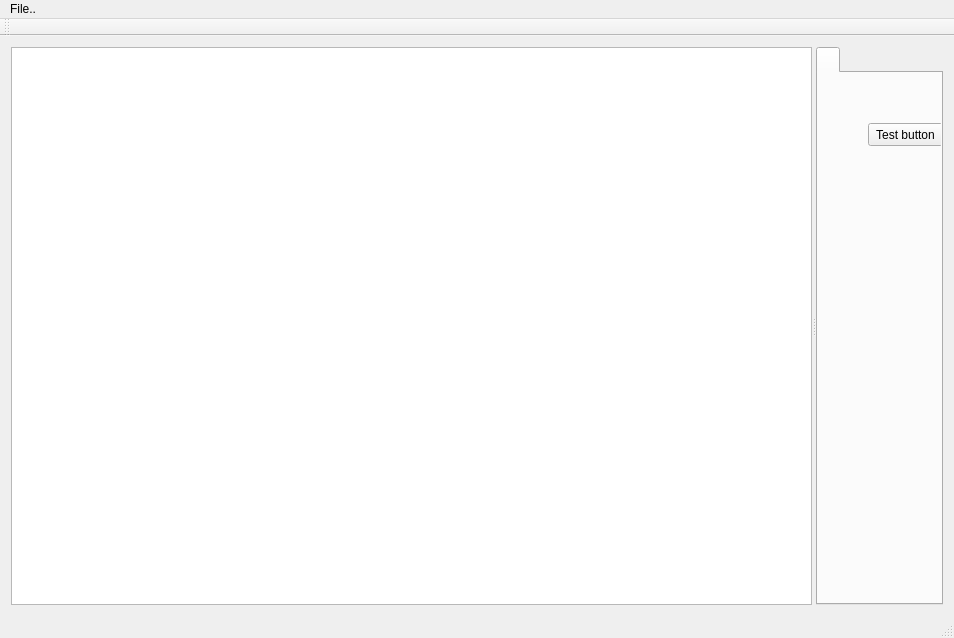
This is SourceCode/Modelviewer/modelviewerwindow.ui in Wapajama/ZMasher as Qt 5 draws it before an edit. The edited form follows.
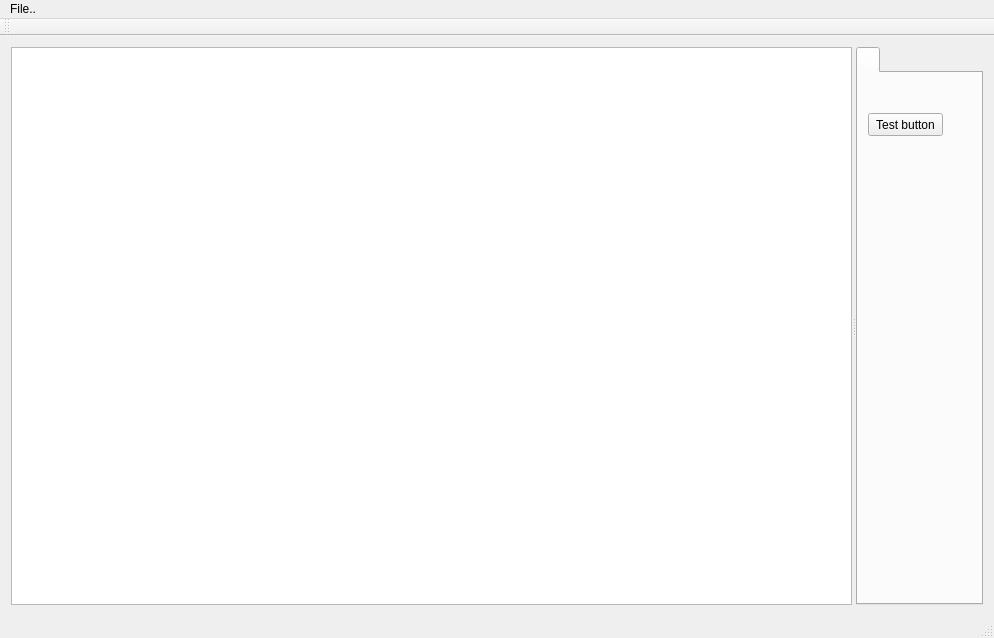
This is the edited form.

What changed in the file:
```diff
--- a/SourceCode/Modelviewer/modelviewerwindow.ui
+++ b/SourceCode/Modelviewer/modelviewerwindow.ui
@@ -6,7 +6,7 @@
    <rect>
     <x>0</x>
     <y>0</y>
-    <width>954</width>
+    <width>994</width>
     <height>638</height>
    </rect>
   </property>
@@ -22,28 +22,28 @@
       </property>
       <widget class="QGraphicsView" name="graphicsView">
        <property name="sizePolicy">
-        <sizepolicy hsizetype="Expanding" vsizetype="Preferred">
-         <horstretch>0</horstretch>
-         <verstretch>0</verstretch>
-        </sizepolicy>
-       </property>
-      </widget>
-      <widget class="QTabWidget" name="PropertyView">
-       <property name="sizePolicy">
         <sizepolicy hsizetype="Preferred" vsizetype="Preferred">
          <horstretch>0</horstretch>
          <verstretch>0</verstretch>
         </sizepolicy>
        </property>
-       <widget class="QWidget" name="PropertyViewPage1" native="true">
+      </widget>
+      <widget class="QTabWidget" name="PropertyView">
+       <property name="sizePolicy">
+        <sizepolicy hsizetype="Expanding" vsizetype="Preferred">
+         <horstretch>0</horstretch>
+         <verstretch>0</verstretch>
+        </sizepolicy>
+       </property>
+       <widget class="QWidget" name="PropertyViewPage1">
         <attribute name="title">
          <string/>
         </attribute>
         <widget class="QPushButton" name="pushButton">
          <property name="geometry">
           <rect>
-           <x>50</x>
-           <y>50</y>
+           <x>10</x>
+           <y>40</y>
            <width>75</width>
            <height>23</height>
           </rect>
@@ -63,7 +63,7 @@
     <rect>
      <x>0</x>
      <y>0</y>
-     <width>954</width>
+     <width>994</width>
      <height>21</height>
     </rect>
    </property>
```
